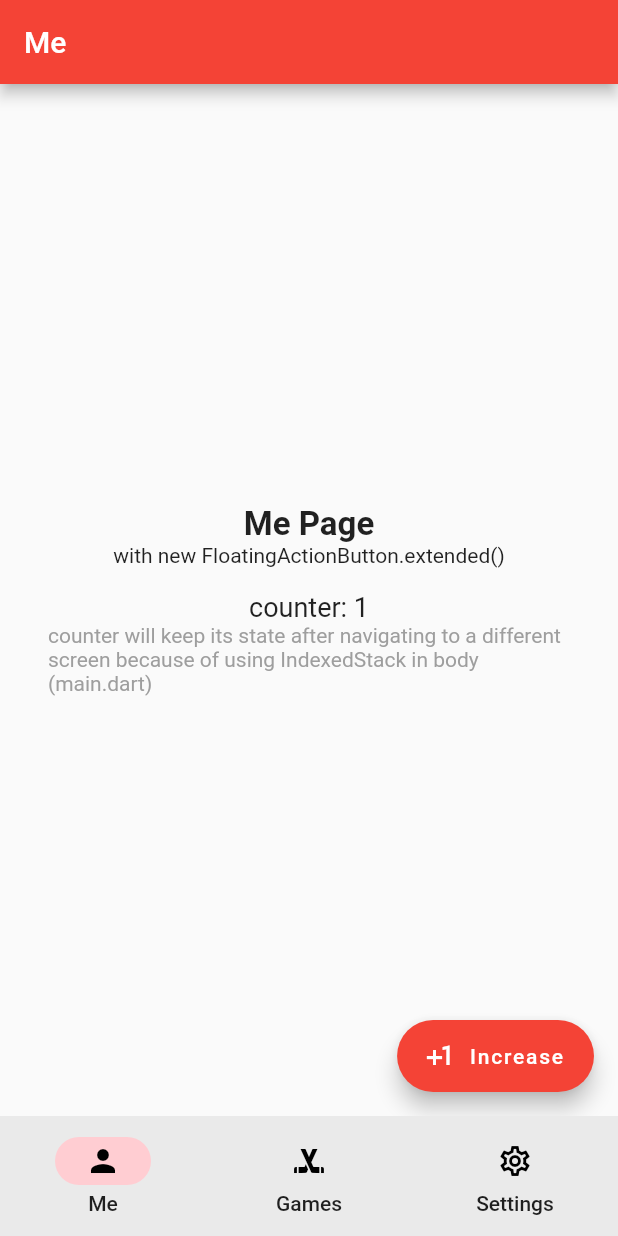
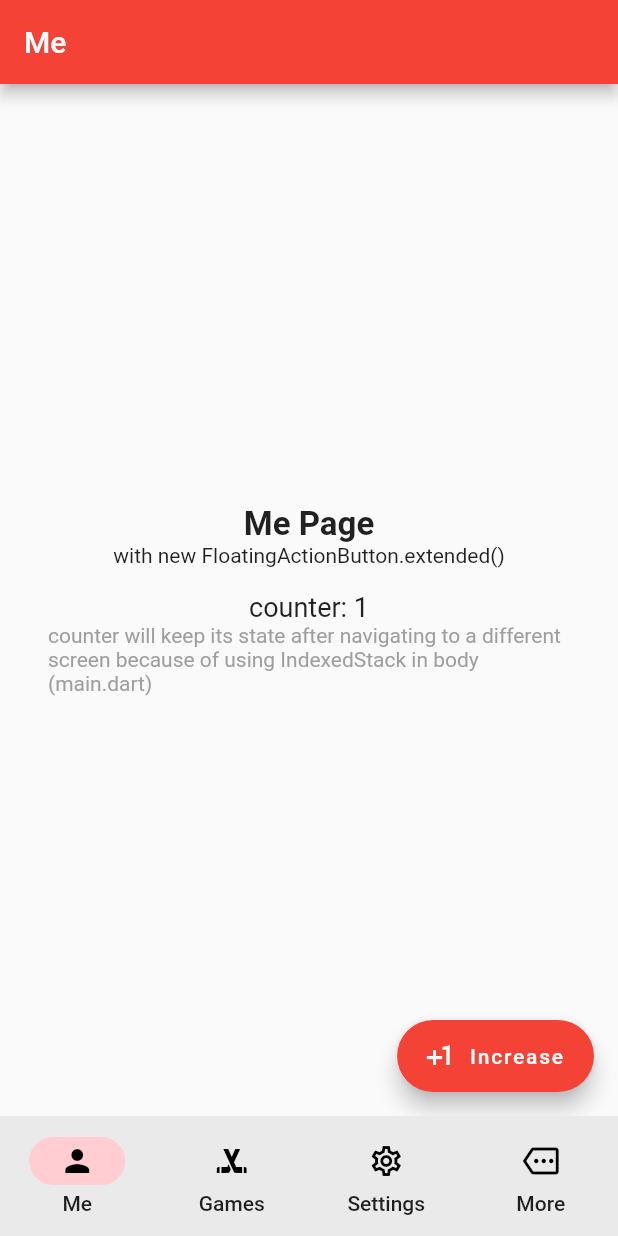
Before and after one commit to Elf80lvl/flutter-materialYouBNB, a Flutter app: the screen it shows after launch, after a tap on "Increase", on a phone screen of 412 x 824 dp. Run offline on Flutter 3.47's test engine with Material 2 defaults, Android fonts, the phone set to English and light mode, and no system bars.

Commit message:
more button anf TabBar example added

```diff
--- a/lib/main.dart
+++ b/lib/main.dart
@@ -1,6 +1,7 @@
 import 'package:flutter/material.dart';
 import 'package:material_you_navigbar/pages/games_page.dart';
 import 'package:material_you_navigbar/pages/me_page.dart';
+import 'package:material_you_navigbar/pages/more_page.dart';
 import 'package:material_you_navigbar/pages/settings_page.dart';
 
 void main() {
@@ -40,6 +41,7 @@ class _MyHomePageState extends State<MyHomePage> {
     Me_Page(),
     Games_Page(),
     Settings_Page(),
+    More_Page(),
   ];
 
   @override
@@ -80,6 +82,11 @@ class _MyHomePageState extends State<MyHomePage> {
               selectedIcon: Icon(Icons.settings),
               label: 'Settings',
             ),
+            NavigationDestination(
+              icon: Icon(Icons.more_outlined),
+              selectedIcon: Icon(Icons.more),
+              label: 'More',
+            ),
           ],
         ),
       ),
--- /dev/null
+++ b/lib/pages/more_page.dart
@@ -0,0 +1,52 @@
+import 'package:flutter/material.dart';
+import 'package:material_you_navigbar/pages/tabs/feed.dart';
+import 'package:material_you_navigbar/pages/tabs/home.dart';
+import 'package:material_you_navigbar/pages/tabs/profile.dart';
+import 'package:material_you_navigbar/pages/tabs/settings.dart';
+
+class More_Page extends StatefulWidget {
+  const More_Page({Key? key}) : super(key: key);
+
+  @override
+  _More_PageState createState() => _More_PageState();
+}
+
+class _More_PageState extends State<More_Page> {
+  @override
+  Widget build(BuildContext context) {
+    return DefaultTabController(
+      length: 4,
+      child: Scaffold(
+          appBar: AppBar(
+            title: Text('More'),
+            bottom: const TabBar(
+              indicatorWeight: 5,
+              //*scroll thru many tabs
+              //isScrollable: true,
+              tabs: [
+                Tab(
+                  text: 'Home',
+                ),
+                Tab(
+                  text: 'Feed',
+                ),
+                Tab(
+                  text: 'Profile',
+                ),
+                Tab(
+                  text: 'Settings',
+                ),
+              ],
+            ),
+          ),
+          body: const TabBarView(
+            children: [
+              MoreHomeTab(),
+              MoreFeedTab(),
+              MoreProfileTab(),
+              MoreSettingsTab()
+            ],
+          )),
+    );
+  }
+}
--- /dev/null
+++ b/lib/pages/tabs/home.dart
@@ -0,0 +1,17 @@
+import 'package:flutter/material.dart';
+
+class MoreHomeTab extends StatefulWidget {
+  const MoreHomeTab({Key? key}) : super(key: key);
+
+  @override
+  _MoreHomeTabState createState() => _MoreHomeTabState();
+}
+
+class _MoreHomeTabState extends State<MoreHomeTab> {
+  @override
+  Widget build(BuildContext context) {
+    return Center(
+      child: Text('Home Tab'),
+    );
+  }
+}
```
Also changed, not shown: lib/pages/tabs/feed.dart (added, +17 -0 lines), lib/pages/tabs/profile.dart (added, +17 -0 lines), lib/pages/tabs/settings.dart (added, +17 -0 lines).
